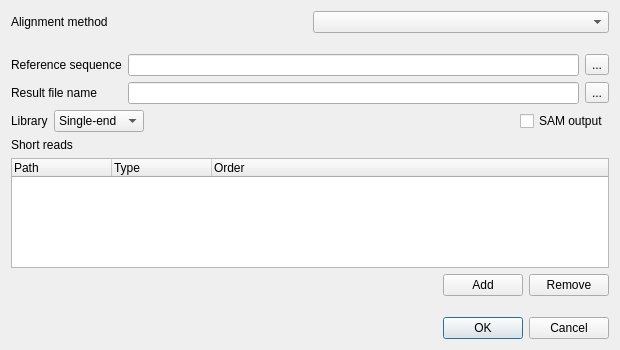
violethaze74/ugene, file src/corelibs/U2View/src/util_dna_assembly/ui/AssemblyToRefDialog.ui: the form before one commit.
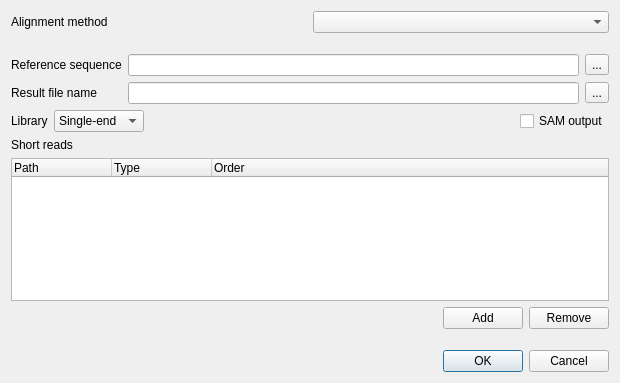
The form after the commit.

```diff
--- a/src/corelibs/U2View/src/util_dna_assembly/ui/AssemblyToRefDialog.ui
+++ b/src/corelibs/U2View/src/util_dna_assembly/ui/AssemblyToRefDialog.ui
@@ -7,7 +7,7 @@
     <x>0</x>
     <y>0</y>
     <width>620</width>
-    <height>350</height>
+    <height>383</height>
    </rect>
   </property>
   <property name="minimumSize">
@@ -20,6 +20,9 @@
    <string>Align Sequencing Reads</string>
   </property>
   <layout class="QVBoxLayout" name="verticalLayout">
+   <property name="sizeConstraint">
+    <enum>QLayout::SetMinAndMaxSize</enum>
+   </property>
    <item>
     <layout class="QHBoxLayout" name="horizontalLayout_3">
      <item>
```
Left out of the diff: 3 changed lines with no effect on the pictures.
